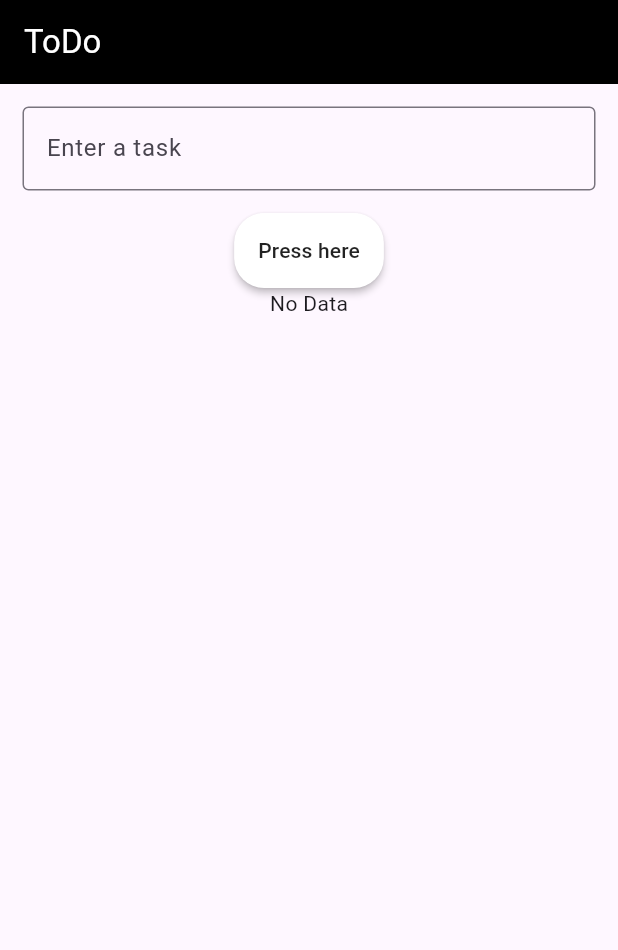
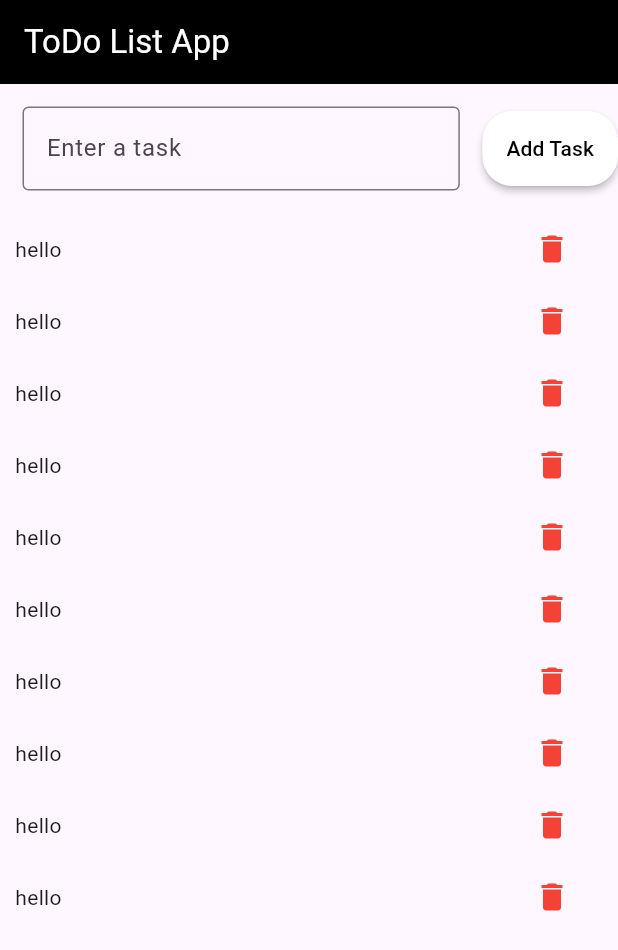
Before and after one commit to VMuralitharan/todo_app, a Flutter app: the screen it shows after launch, on a phone screen of 412 x 824 dp. Shown: the top 950 px of the screen. Run offline on Flutter 3.47's test engine with Material 3 defaults, Android fonts, the phone set to English and light mode, and no system bars.

Commit message:
listview created

```diff
--- a/lib/main.dart
+++ b/lib/main.dart
@@ -11,23 +11,29 @@ class Mainapp extends StatefulWidget {
 
 class _MainappState extends State<Mainapp> {
   String displayText = "No Data";
+  TextEditingController textController = TextEditingController();
 
   @override
   Widget build(BuildContext context) {
     return MaterialApp(
       home: Scaffold(
         appBar: AppBar(
-          title: Text("ToDo", style: TextStyle(color: Colors.white)),
+          title: Text("ToDo List App", style: TextStyle(color: Colors.white)),
           backgroundColor: Colors.black,
         ),
         body: Column(
           children: [
-            Container(
+            Row(
+              children: [
+                Expanded(
+                  child: Container(
                     padding: EdgeInsets.all(15),
                     child: TextField(
+                      controller: textController,
                       decoration: InputDecoration(
                         border: OutlineInputBorder(),
                         label: Text("Enter a task"),
+                      ),
                     ),
                   ),
                 ),
@@ -39,12 +45,39 @@ class _MainappState extends State<Mainapp> {
                   ),
                   onPressed: () {
                     setState(() {
-                  displayText = "Button Pressed!";
+                      displayText = textController.text;
                     });
                   },
-              child: Text("Press here"),
+                  child: Text(
+                    "Add Task",
+                    style: TextStyle(color: Colors.black),
                   ),
-            Text(displayText),
+                ),
+              ],
+            ),
+
+            Flexible(
+              child: ListView.builder(
+                itemCount: 10,
+                itemBuilder: (context, index) {
+                  return Row(
+                    children: [
+                      Expanded(
+                        child: Container(
+                          padding: EdgeInsets.all(10),
+                          child: Text("hello"),
+                        ),
+                      ),
+
+                      MaterialButton(
+                        child: Icon(Icons.delete, color: Colors.red),
+                        onPressed: () {},
+                      ),
+                    ],
+                  );
+                },
+              ),
+            ),
           ],
         ),
       ),
```
Lines whose indentation alone changed are shown as unchanged.
